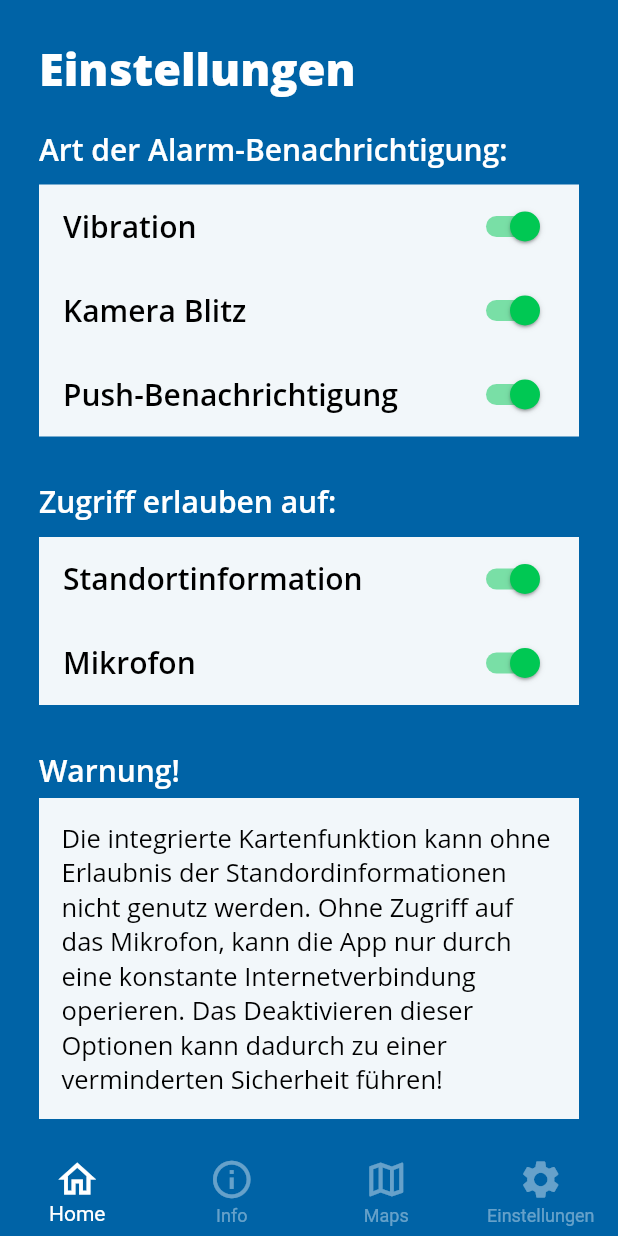
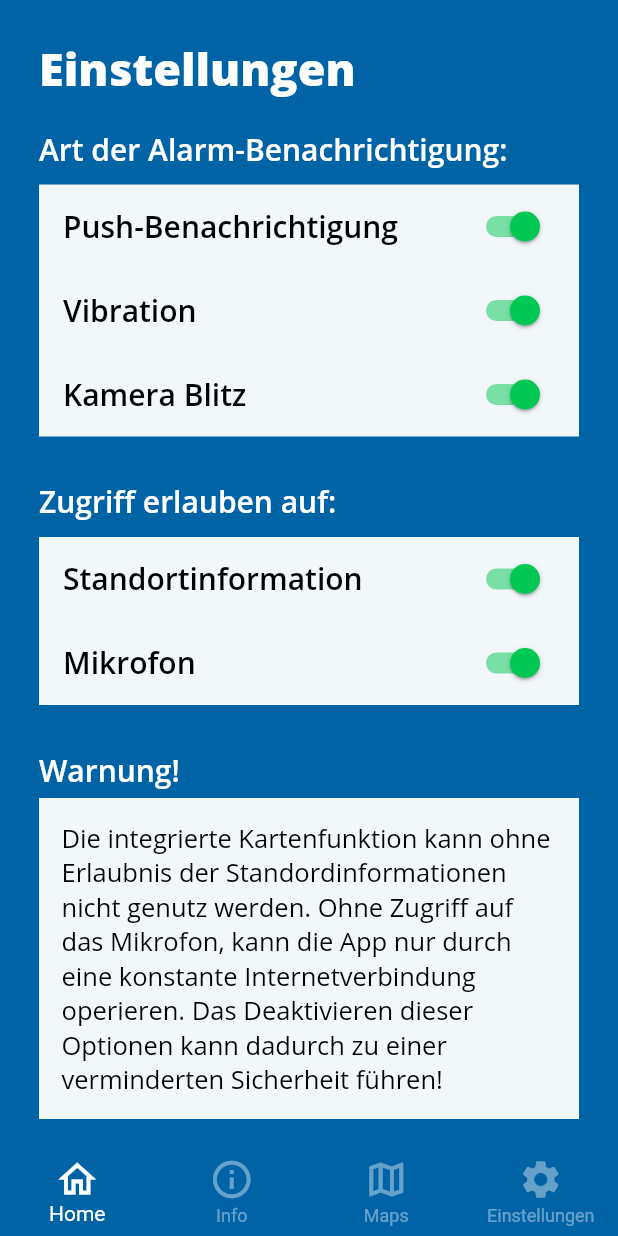
Before and after one commit to JINL020/flutter-app-group-project, a Flutter app: the screen it shows after launch, swiped to page 4, on a phone screen of 412 x 824 dp. Run offline on Flutter 3.47's test engine with Material 2 defaults, Android fonts, the light colour scheme and no system bars; our stand-ins replace flutter_local_notifications, logger, vibration; missing offline and left inert: flashlight.

Commit message:
added README,  made pushNotification toggle functional now

```diff
--- a/lib/model/alarm_settings.dart
+++ b/lib/model/alarm_settings.dart
@@ -15,9 +15,11 @@ class AlarmSettings extends ChangeNotifier {
   bool _isAlarm = false;
   bool _isVibration = true;
   bool _isFlashLight = true;
+  bool _isPushNotification = true;
   bool get isAlarm => _isAlarm;
   bool get isVibration => _isVibration;
   bool get isFlashLight => _isFlashLight;
+  bool get isPushNotification => _isPushNotification;
 
   toggleVibration() {
     _isVibration = !_isVibration;
@@ -29,9 +31,15 @@ class AlarmSettings extends ChangeNotifier {
     notifyListeners();
   }
 
+  togglePushNotification() {
+    _isPushNotification = !_isPushNotification;
+    notifyListeners();
+  }
+
   // this functions sets off an alarm
   setOffAlarm() async {
     _isAlarm = !_isAlarm;
+    if (isPushNotification) {
       flutterLocalNotificationsPlugin.show(
         0,
         isAlarm ? fireNotifications[0] : noFireNotifications[0],
@@ -45,6 +53,7 @@ class AlarmSettings extends ChangeNotifier {
               icon: '@mipmap/ic_launcher'),
         ),
       );
+    }
     notifyListeners();
 
     bool hasVibrator = await Vibration.hasVibrator();
@@ -70,6 +79,6 @@ class AlarmSettings extends ChangeNotifier {
 
 var fireNotifications = [
   "ACHTUNG, ACHTUNG!",
-  "Feueralarm, klicke hier für mehr Informationen"
+  "Feueralarm, klicke hier für mehr Informationen."
 ];
-var noFireNotifications = ["Wieder in Ordnung!", "Das Feuer wurde gelöscht"];
+var noFireNotifications = ["Wieder in Ordnung!", "Das Feuer wurde gelöscht."];
--- a/lib/pages/maps_page.dart
+++ b/lib/pages/maps_page.dart
@@ -41,7 +41,6 @@ class _MapsPageState extends State<MapsPage>
             Padding(
               padding: EdgeInsets.all(10),
               child: ExpansionTile(
-                initiallyExpanded: true,
                 title: Text("Währinger Straße 29"),
                 trailing: Icon(Icons.arrow_drop_down),
                 backgroundColor: Colors.white,
@@ -58,7 +57,6 @@ class _MapsPageState extends State<MapsPage>
             Padding(
               padding: EdgeInsets.all(10),
               child: ExpansionTile(
-                initiallyExpanded: true,
                 title: Text("Oskar-Morgenstern-Platz 1"),
                 trailing: Icon(Icons.arrow_drop_down),
                 backgroundColor: Colors.white,
--- a/lib/pages/settings_page.dart
+++ b/lib/pages/settings_page.dart
@@ -17,7 +17,6 @@ class SettingsPage extends StatefulWidget {
 class _SettingsPageState extends State<SettingsPage>
     with AutomaticKeepAliveClientMixin {
   // AutomaticKeepAliveClientMixin saves the screen state enabling us to switching back and forth
-  bool pushNotification = true;
   bool location = true;
   bool microfon = true;
   bool pressedAlarm = false;
@@ -27,12 +26,17 @@ class _SettingsPageState extends State<SettingsPage>
     super.build(context);
     final isVibration = Provider.of<AlarmSettings>(context).isVibration;
     final isFlashLight = Provider.of<AlarmSettings>(context).isFlashLight;
+    final isPushNotification =
+        Provider.of<AlarmSettings>(context).isPushNotification;
     final setOffAlarm =
         Provider.of<AlarmSettings>(context, listen: false).setOffAlarm;
     final toggleVibration =
         Provider.of<AlarmSettings>(context, listen: false).toggleVibration;
     final toggleFlashLight =
         Provider.of<AlarmSettings>(context, listen: false).toggleFlashLight;
+    final togglePushNotification =
+        Provider.of<AlarmSettings>(context, listen: false)
+            .togglePushNotification;
     return Scaffold(
       backgroundColor: Colors.transparent,
       body: Container(
@@ -52,6 +56,15 @@ class _SettingsPageState extends State<SettingsPage>
                 color: AppColors.textFieldWhite,
                 child: Column(children: [
                   SwitchListTile(
+                    title: Text("Push-Benachrichtigung", style: Heading2Black),
+                    activeColor: Colors.greenAccent[700],
+                    inactiveTrackColor: Colors.grey[600],
+                    inactiveThumbColor: Colors.grey[400],
+                    value: isPushNotification,
+                    onChanged: (value) =>
+                        setState(() => togglePushNotification()),
+                  ),
+                  SwitchListTile(
                     title: Text("Vibration", style: Heading2Black),
                     activeColor: Colors.greenAccent[700],
                     inactiveTrackColor: Colors.grey[600],
@@ -66,15 +79,6 @@ class _SettingsPageState extends State<SettingsPage>
                     inactiveThumbColor: Colors.grey[400],
                     value: isFlashLight,
                     onChanged: (value) => setState(() => toggleFlashLight()),
-                  ),
-                  SwitchListTile(
-                    title: Text("Push-Benachrichtigung", style: Heading2Black),
-                    activeColor: Colors.greenAccent[700],
-                    inactiveTrackColor: Colors.grey[600],
-                    inactiveThumbColor: Colors.grey[400],
-                    value: pushNotification,
-                    onChanged: (value) =>
-                        setState(() => this.pushNotification = value),
                   ),
                 ]),
               ),
@@ -122,7 +126,7 @@ class _SettingsPageState extends State<SettingsPage>
                 padding: EdgeInsets.all(15),
                 color: AppColors.textFieldWhite,
                 child: Text(
-                  "Testen Sie die Funktionalität der App indem Sie selber einen Testalarm auslösen. Mit einen Klick auf den untenstehenden Button, wird nach 10 Sekunden ein Testalarm ausgelöst. Durch nochmaliges Klicken können Sie wieder in den Normalzustand wechseln.",
+                  "Testen Sie die Funktionalität der App indem Sie selbst einen Testalarm auslösen. Mit einen Klick auf den untenstehenden Button, wird nach 5 Sekunden ein Testalarm ausgelöst. Durch nochmaliges Klicken können Sie wieder in den Normalzustand wechseln.",
                   style: BodyTextStyle,
                 ),
               ),
@@ -132,7 +136,7 @@ class _SettingsPageState extends State<SettingsPage>
                     setState(() {
                       pressedAlarm = !pressedAlarm;
                     });
-                    Timer(Duration(seconds: 10), () async {
+                    Timer(Duration(seconds: 5), () async {
                       await setOffAlarm();
                       setState(() {
                         pressedAlarm = !pressedAlarm;
```
Also changed, not shown: 1 other file. Lines whose indentation alone changed are shown as unchanged.
